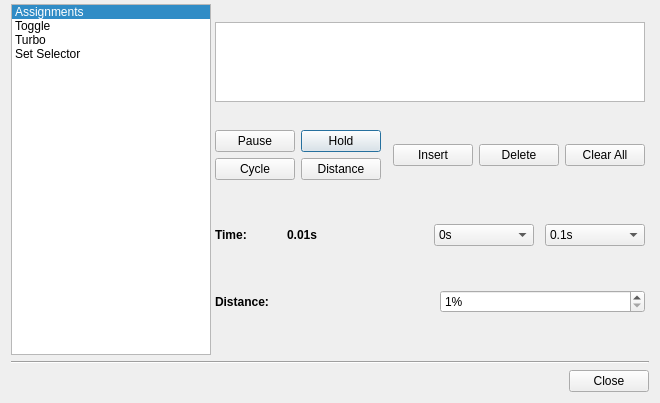
Old version of the form advancebuttondialog.ui in the repository AntiMicroX/antimicrox.
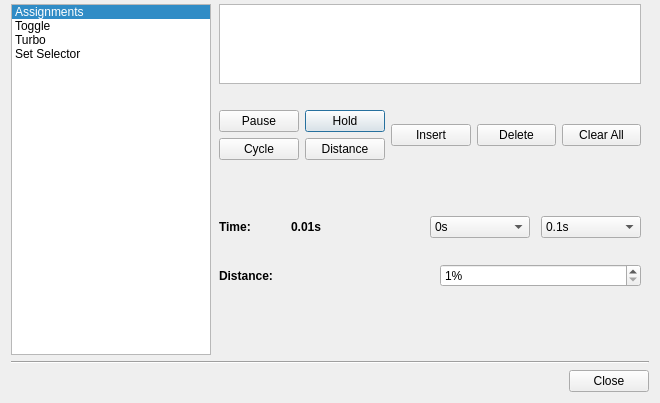
New version of the form.

Commit message: Tweaked layout of AdvanceButtonDialog window

The edit to the form file:
```diff
--- a/advancebuttondialog.ui
+++ b/advancebuttondialog.ui
@@ -96,13 +96,13 @@
        <widget class="QWidget" name="page">
         <layout class="QVBoxLayout" name="verticalLayout_2">
          <property name="leftMargin">
-          <number>4</number>
+          <number>8</number>
          </property>
          <property name="topMargin">
           <number>0</number>
          </property>
          <property name="rightMargin">
-          <number>4</number>
+          <number>8</number>
          </property>
          <property name="bottomMargin">
           <number>0</number>
@@ -167,7 +167,7 @@
            <property name="sizeHint" stdset="0">
             <size>
              <width>20</width>
-             <height>4</height>
+             <height>20</height>
             </size>
            </property>
           </spacer>
@@ -260,7 +260,7 @@
            <property name="sizeHint" stdset="0">
             <size>
              <width>20</width>
-             <height>20</height>
+             <height>50</height>
             </size>
            </property>
           </spacer>
@@ -538,7 +538,7 @@
             <enum>Qt::Vertical</enum>
            </property>
            <property name="sizeType">
-            <enum>QSizePolicy::Fixed</enum>
+            <enum>QSizePolicy::Expanding</enum>
            </property>
            <property name="sizeHint" stdset="0">
             <size>
```
